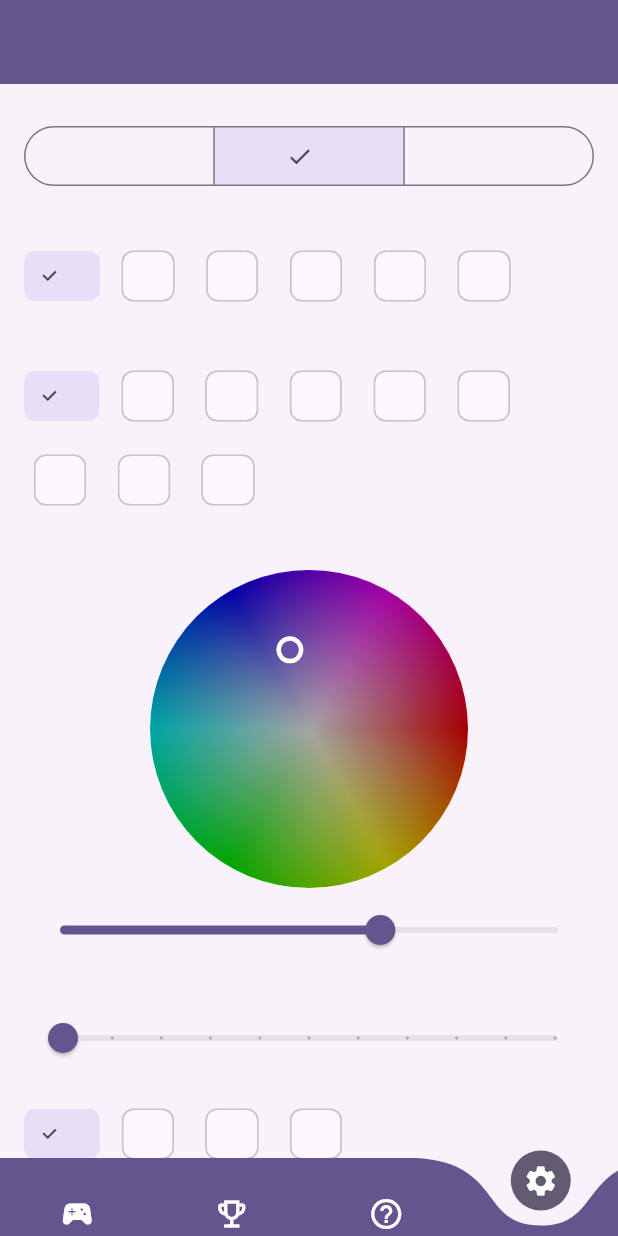
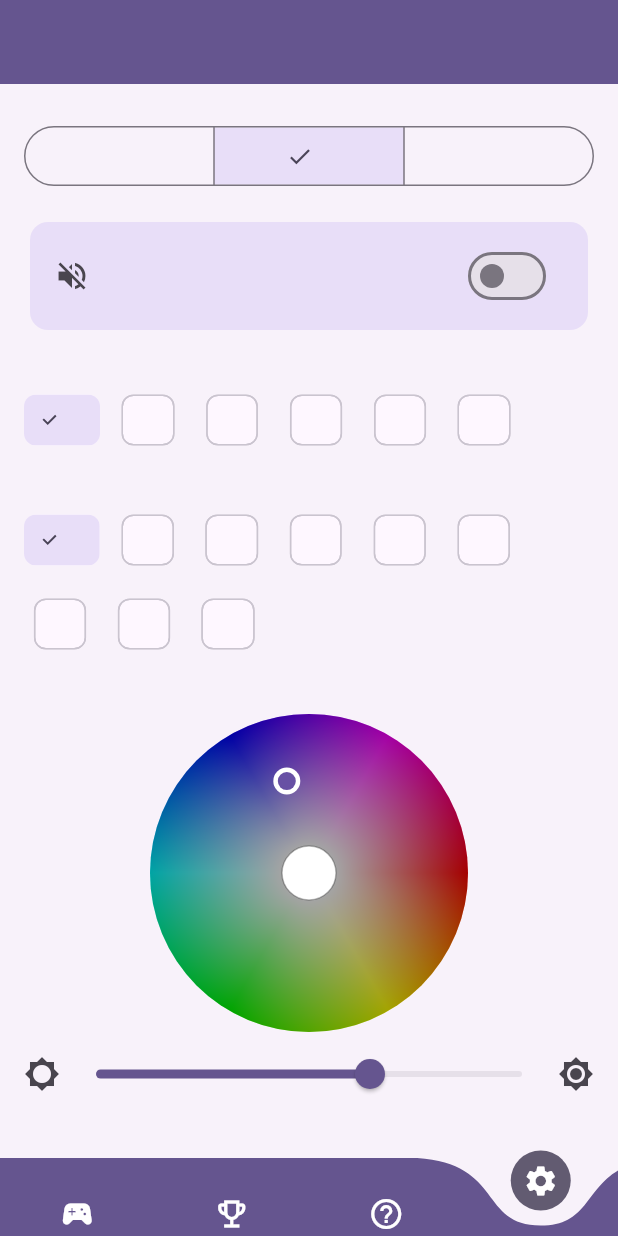
Before and after one commit to PedroAndradeDorighello/Emplake-ddm, a Flutter app: the SettingsScreen screen opened by its route, after a tap on "Claro", on a phone screen of 412 x 824 dp. Run offline on Flutter 3.47's test engine with Material 3 defaults, Android fonts, the phone set to English and light mode, and no system bars; drawn by our look-alikes of curved_navigation_bar; our stand-ins replace audioplayers, cloud_firestore, firebase_auth, firebase_core, flutter_riverpod, go_router and 3 more; missing offline and left inert: firebase_ui_auth, firebase_ui_localizations, firebase_ui_oauth_google, flutter_math_fork; accounts and stored records are empty.

Commit message:
new commit

```diff
--- a/lib/screens/settings_screen.dart
+++ b/lib/screens/settings_screen.dart
@@ -47,6 +47,17 @@ class SettingsScreen extends ConsumerWidget {
             ],
             selected: {s.themeMode},
             onSelectionChanged: (v) => n.setThemeMode(v.first),
+          ),
+          const SizedBox(height: 16),
+          Card(
+            color: Theme.of(context).colorScheme.secondaryContainer,
+            child: SwitchListTile(
+              secondary: Icon(s.soundEnabled ? Icons.volume_up : Icons.volume_off),
+              title: Text(l10n.sound),
+              subtitle: Text(s.soundEnabled ? l10n.soundOn : l10n.soundOff),
+              value: s.soundEnabled,
+              onChanged: n.setSound,
+            ),
           ),
           const SizedBox(height: 24),
           Text(l10n.presetTheme, style: Theme.of(context).textTheme.titleMedium),
@@ -123,13 +134,6 @@ class SettingsScreen extends ConsumerWidget {
                 ),
             ],
           ),
-          const SizedBox(height: 24),
-          SwitchListTile(
-            title: Text(l10n.sound),
-            subtitle: Text(s.soundEnabled ? l10n.soundOn : l10n.soundOff),
-            value: s.soundEnabled,
-            onChanged: n.setSound,
-          ),
         ],
       ),
     );
--- a/lib/widgets/seed_color_wheel.dart
+++ b/lib/widgets/seed_color_wheel.dart
@@ -2,7 +2,24 @@ import 'dart:math' as math;
 
 import 'package:flutter/material.dart';
 
-class SeedColorWheel extends StatelessWidget {
+const _wheelSize = 220.0;
+const _centerWell = 18.0;
+
+/// Cor na roda. O centro é branco; o anel varia matiz e saturação.
+Color seedColorAt(Offset local, double value, {double size = _wheelSize}) {
+  final center = Offset(size / 2, size / 2);
+  final radius = size / 2 - 4;
+  final delta = local - center;
+  final dist = delta.distance;
+  if (dist <= _centerWell) return const Color(0xFFFFFFFF);
+  final clamped = dist.clamp(_centerWell, radius);
+  var hue = math.atan2(delta.dy, delta.dx) * 180 / math.pi;
+  if (hue < 0) hue += 360;
+  final saturation = ((clamped - _centerWell) / (radius - _centerWell)).clamp(0.0, 1.0);
+  return HSVColor.fromAHSV(1, hue, saturation, value).toColor();
+}
+
+class SeedColorWheel extends StatefulWidget {
   const SeedColorWheel({
     super.key,
     required this.color,
@@ -15,55 +32,110 @@ class SeedColorWheel extends StatelessWidget {
   final ValueChanged<Color> onChangeEnd;
 
   @override
+  State<SeedColorWheel> createState() => _SeedColorWheelState();
+}
+
+class _SeedColorWheelState extends State<SeedColorWheel> {
+  late HSVColor _hsv;
+  bool _dragging = false;
+  ScrollHoldController? _releaseScroll;
+
+  @override
+  void initState() {
+    super.initState();
+    _hsv = HSVColor.fromColor(widget.color);
+  }
+
+  @override
+  void didUpdateWidget(SeedColorWheel oldWidget) {
+    super.didUpdateWidget(oldWidget);
+    if (!_dragging && widget.color != oldWidget.color) {
+      _hsv = HSVColor.fromColor(widget.color);
+    }
+  }
+
+  void _holdScroll() {
+    _releaseScroll ??= Scrollable.maybeOf(context)?.position.hold(() {});
+  }
+
+  void _dropScroll() {
+    _releaseScroll?.cancel();
+    _releaseScroll = null;
+  }
+
+  void _pick(Offset local) {
+    final next = seedColorAt(local, _hsv.value);
+    setState(() => _hsv = HSVColor.fromColor(next));
+    widget.onChanged(next);
+  }
+
+  void _finish() {
+    _dragging = false;
+    _dropScroll();
+    widget.onChangeEnd(_hsv.toColor());
+  }
+
+  @override
   Widget build(BuildContext context) {
-    final hsv = HSVColor.fromColor(color);
+    final scheme = Theme.of(context).colorScheme;
     return Column(
       children: [
         SizedBox(
-          width: 220,
-          height: 220,
-          child: GestureDetector(
-            onPanDown: (d) => onChanged(_colorAt(d.localPosition, hsv.value)),
-            onPanUpdate: (d) => onChanged(_colorAt(d.localPosition, hsv.value)),
-            onPanEnd: (_) => onChangeEnd(color),
+          width: _wheelSize,
+          height: _wheelSize,
+          child: Listener(
+            behavior: HitTestBehavior.opaque,
+            onPointerDown: (event) {
+              _dragging = true;
+              _holdScroll();
+              _pick(event.localPosition);
+            },
+            onPointerMove: (event) => _pick(event.localPosition),
+            onPointerUp: (_) => _finish(),
+            onPointerCancel: (_) => _finish(),
             child: CustomPaint(
-              painter: _WheelPainter(color),
-              size: const Size(220, 220),
+              painter: _WheelPainter(_hsv),
+              size: const Size(_wheelSize, _wheelSize),
             ),
           ),
         ),
-        Slider(
-          value: hsv.value,
-          onChanged: (v) => onChanged(hsv.withValue(v).toColor()),
-          onChangeEnd: (v) => onChangeEnd(hsv.withValue(v).toColor()),
+        Row(
+          children: [
+            Icon(Icons.brightness_low, color: scheme.onSurfaceVariant),
+            Expanded(
+              child: Slider(
+                value: _hsv.value,
+                onChanged: (v) {
+                  _dragging = true;
+                  setState(() => _hsv = _hsv.withValue(v));
+                  widget.onChanged(_hsv.toColor());
+                },
+                onChangeEnd: (v) {
+                  final next = _hsv.withValue(v);
+                  _dragging = false;
+                  setState(() => _hsv = next);
+                  widget.onChangeEnd(next.toColor());
+                },
+              ),
+            ),
+            Icon(Icons.brightness_high, color: scheme.onSurfaceVariant),
+          ],
         ),
       ],
     );
   }
-
-  Color _colorAt(Offset local, double value) {
-    const size = 220.0;
-    final center = const Offset(size / 2, size / 2);
-    final radius = size / 2 - 4;
-    final delta = local - center;
-    final dist = delta.distance.clamp(0.0, radius);
-    var hue = math.atan2(delta.dy, delta.dx) * 180 / math.pi;
-    if (hue < 0) hue += 360;
-    return HSVColor.fromAHSV(1, hue, dist / radius, value).toColor();
-  }
 }
 
 class _WheelPainter extends CustomPainter {
-  _WheelPainter(this.color);
+  _WheelPainter(this.hsv);
 
-  final Color color;
+  final HSVColor hsv;
 
   @override
   void paint(Canvas canvas, Size size) {
     final center = Offset(size.width / 2, size.height / 2);
     final radius = size.shortestSide / 2 - 4;
     final rect = Rect.fromCircle(center: center, radius: radius);
-    final hsv = HSVColor.fromColor(color);
 
     canvas.saveLayer(rect.inflate(2), Paint());
     canvas.drawCircle(
@@ -82,7 +154,8 @@ class _WheelPainter extends CustomPainter {
       radius,
       Paint()
         ..shader = RadialGradient(
-          colors: [Colors.white, const Color(0x00FFFFFF)],
+          colors: const [Colors.white, Color(0x00FFFFFF)],
+          stops: [_centerWell / radius, 1],
         ).createShader(rect),
     );
     canvas.drawCircle(
@@ -90,17 +163,27 @@ class _WheelPainter extends CustomPainter {
       radius,
       Paint()
         ..color = Colors.black.withValues(alpha: 1 - hsv.value)
-        ..blendMode = BlendMode.srcATop,
+        ..blendMode = BlendMode.srcOver,
     );
     canvas.restore();
 
+    canvas.drawCircle(center, _centerWell, Paint()..color = Colors.white);
+    canvas.drawCircle(
+      center,
+      _centerWell,
+      Paint()
+        ..style = PaintingStyle.stroke
+        ..strokeWidth = 1
+        ..color = Colors.black26,
+    );
+
     final rad = hsv.hue * math.pi / 180;
-    final marker = center +
-        Offset(math.cos(rad), math.sin(rad)) * radius * hsv.saturation;
+    final reach = _centerWell + (radius - _centerWell) * hsv.saturation;
+    final marker = center + Offset(math.cos(rad), math.sin(rad)) * reach;
     canvas.drawCircle(marker, 9, Paint()..color = Colors.white);
-    canvas.drawCircle(marker, 6, Paint()..color = color);
+    canvas.drawCircle(marker, 6, Paint()..color = hsv.toColor());
   }
 
   @override
-  bool shouldRepaint(covariant _WheelPainter oldDelegate) => oldDelegate.color != color;
+  bool shouldRepaint(covariant _WheelPainter oldDelegate) => oldDelegate.hsv != hsv;
 }
```
Also changed, not shown: lib/widgets/forge_board.dart (+7 -12 lines), 1 other file.
